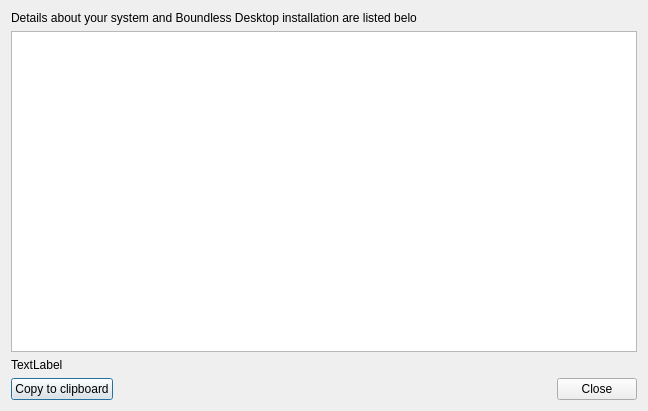
Qt form reportingtool/reportdialog.ui (planetfederal/qgis-reports-plugin) before a commit.
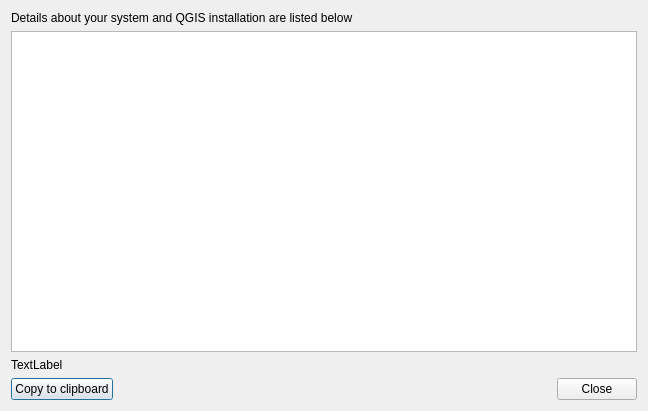
The same form after that commit.

Commit message: Migrate from Boundless to official QGIS

The edit to the form file:
```diff
--- a/reportingtool/reportdialog.ui
+++ b/reportingtool/reportdialog.ui
@@ -17,7 +17,7 @@
    <item>
     <widget class="QLabel" name="infoLabel">
      <property name="text">
-      <string>Details about your system and Boundless Desktop installation are listed belo</string>
+      <string>Details about your system and QGIS installation are listed below</string>
      </property>
      <property name="wordWrap">
       <bool>true</bool>
```
The commit also changes 5 other files.
